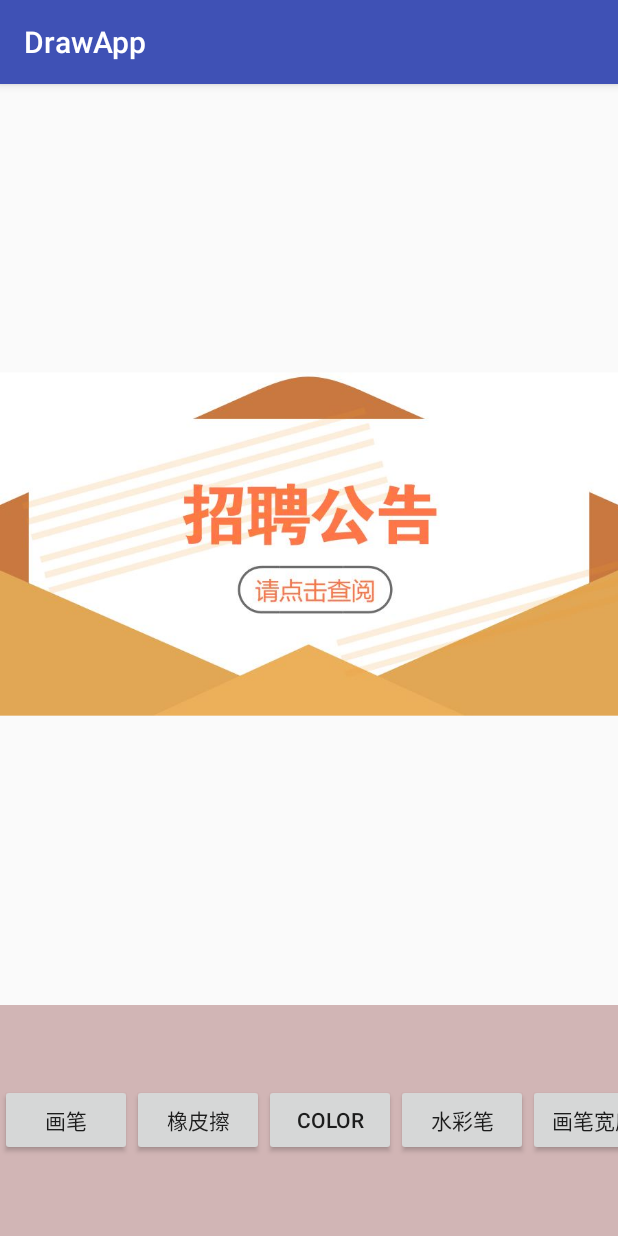
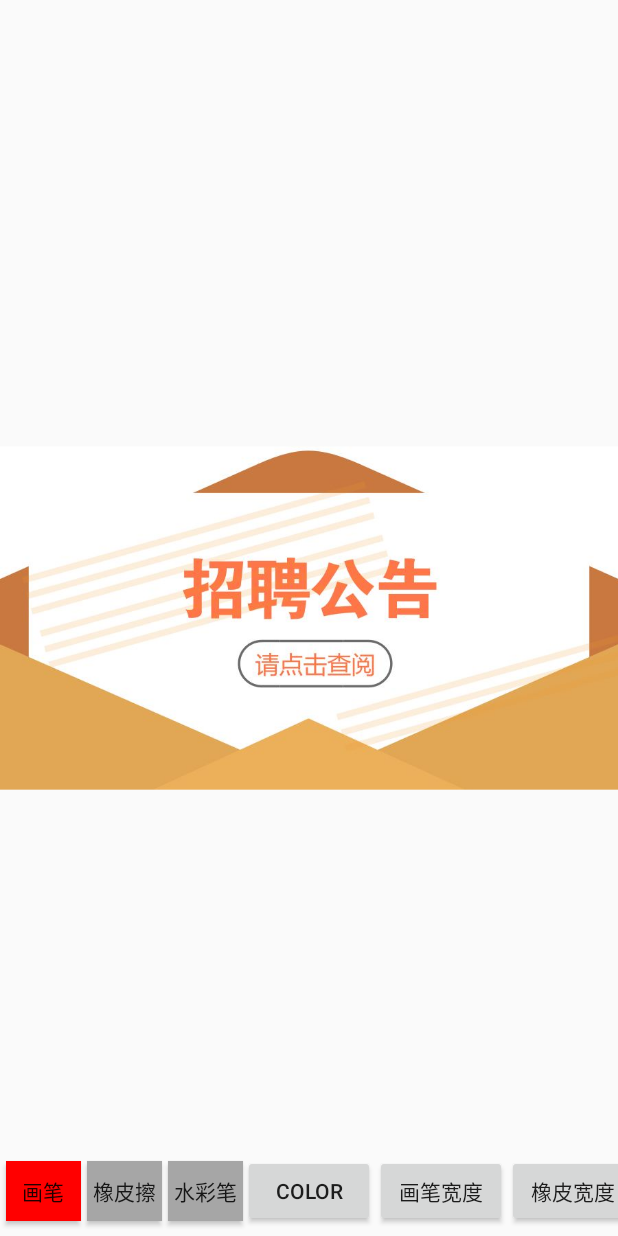
Before and after one commit to qlandroid/DrawVIew, an Android app: the screen it shows after launch (Main2Activity), after a tap on "画笔", on a phone screen of 412 x 824 dp. Run offline under Robolectric (Android 15) with nearby library versions, the phone set to English and light mode, and no system bars.

```diff
--- a/app/src/main/AndroidManifest.xml
+++ b/app/src/main/AndroidManifest.xml
@@ -11,12 +11,11 @@
         android:icon="@mipmap/ic_launcher"
         android:label="@string/app_name"
         android:supportsRtl="true"
-        android:theme="@style/AppTheme">
+        android:theme="@style/Theme.AppCompat.Light.NoActionBar">
         <activity android:name=".MainActivity">
 
         </activity>
         <activity android:name=".Main2Activity"
-
             android:configChanges="orientation|keyboardHidden|screenSize">
             <intent-filter>
                 <action android:name="android.intent.action.MAIN" />
--- a/app/src/main/java/com/example/mrqiu/drawapp/Main2Activity.java
+++ b/app/src/main/java/com/example/mrqiu/drawapp/Main2Activity.java
@@ -9,12 +9,14 @@ import android.content.Intent;
 import android.content.pm.PackageManager;
 import android.database.Cursor;
 import android.graphics.Bitmap;
+import android.graphics.Color;
 import android.net.Uri;
 import android.os.Build;
 import android.os.Environment;
 import android.provider.DocumentsContract;
 import android.provider.MediaStore;
 import android.support.annotation.NonNull;
+import android.support.annotation.RequiresApi;
 import android.support.v4.app.ActivityCompat;
 import android.support.v4.content.ContextCompat;
 import android.support.v7.app.AppCompatActivity;
@@ -31,7 +33,11 @@ import com.example.mrqiu.drawapp.widget.ZoomDrawView;
 public class Main2Activity extends AppCompatActivity {
     private static final int MODE_PEN = 0x1;
     private static final int MODE_COLOR_PEN = 0x12;
+    private static final int MODE_ERASER = 0x123;
     private static final int CHOOSE_PHOTO = 0x132;
+
+    private static final int SELECT_COLOR = Color.RED;
+    private static  int NORMAL_COLOR;
 
     private ZoomDrawView zdv;
     private FragmentManager mFragmentManager;
@@ -46,6 +52,7 @@ public class Main2Activity extends AppCompatActivity {
     private int blue;
 
     private int mMode;
+    private int type;
 
 
     @Override
@@ -56,16 +63,22 @@ public class Main2Activity extends AppCompatActivity {
         zdv = (ZoomDrawView) findViewById(R.id.zdv);
         mFragmentManager = getFragmentManager();
 
+        NORMAL_COLOR = getResources().getColor(R.color.colorGray);
+
         mFunctionFrame = FunctionFrame.newInstance(new OnFunctionClickListener() {
             @Override
             public void clickPen() {
                 mMode = MODE_PEN;
+                type =MODE_PEN;
+                updateBtnColor();
                 zdv.setPenColor(255, red, green, blue);
                 zdv.setMode(ZoomDrawView.MODE_PEN);
             }
 
             @Override
             public void clickEraser() {
+                type = MODE_ERASER;
+                updateBtnColor();
                 zdv.setMode(ZoomDrawView.MODE_ERASER);
             }
 
@@ -77,6 +90,8 @@ public class Main2Activity extends AppCompatActivity {
             @Override
             public void clickColorPen() {
                 mMode = MODE_COLOR_PEN;
+                type = MODE_COLOR_PEN;
+                updateBtnColor();
                 zdv.setMode(ZoomDrawView.MODE_PEN);
                 zdv.setPenColor(125, red, green, blue);
 
@@ -98,16 +113,16 @@ public class Main2Activity extends AppCompatActivity {
                 Bitmap bitmap = zdv.outBitmap();
                 String savePath = PhotoUtil.saveToLocal(bitmap);
                 Toast.makeText(Main2Activity.this, savePath, Toast.LENGTH_SHORT).show();
-                sendBroadcast(new Intent(Intent.ACTION_MEDIA_SCANNER_SCAN_FILE,Uri.parse("file://"+savePath)));
+                sendBroadcast(new Intent(Intent.ACTION_MEDIA_SCANNER_SCAN_FILE, Uri.parse("file://" + savePath)));
 
 
             }
 
             @Override
             public void clickSrcImage() {
-                if(ContextCompat.checkSelfPermission(Main2Activity.this, Manifest.permission.WRITE_EXTERNAL_STORAGE)!= PackageManager.PERMISSION_GRANTED){
-                    ActivityCompat.requestPermissions(Main2Activity.this,new String[]{Manifest.permission.WRITE_EXTERNAL_STORAGE},1);
-                }else {
+                if (ContextCompat.checkSelfPermission(Main2Activity.this, Manifest.permission.WRITE_EXTERNAL_STORAGE) != PackageManager.PERMISSION_GRANTED) {
+                    ActivityCompat.requestPermissions(Main2Activity.this, new String[]{Manifest.permission.WRITE_EXTERNAL_STORAGE}, 1);
+                } else {
                     openAlbum();
                 }
 
@@ -251,4 +266,22 @@ public class Main2Activity extends AppCompatActivity {
     }
 
 
+    private void updateBtnColor() {
+        if (type == MODE_COLOR_PEN) {
+            mFunctionFrame.setBtnColorPen(SELECT_COLOR);
+            mFunctionFrame.setBtnEraser(NORMAL_COLOR);
+            mFunctionFrame.setBtnPen(NORMAL_COLOR);
+
+        } else if (type == MODE_PEN) {
+            mFunctionFrame.setBtnColorPen(NORMAL_COLOR);
+            mFunctionFrame.setBtnEraser(NORMAL_COLOR);
+            mFunctionFrame.setBtnPen(SELECT_COLOR);
+        } else if (type == MODE_ERASER) {
+            mFunctionFrame.setBtnColorPen(NORMAL_COLOR);
+            mFunctionFrame.setBtnEraser(SELECT_COLOR);
+            mFunctionFrame.setBtnPen(NORMAL_COLOR);
+        }
+    }
+
+
 }
--- a/app/src/main/java/com/example/mrqiu/drawapp/frame/FunctionFrame.java
+++ b/app/src/main/java/com/example/mrqiu/drawapp/frame/FunctionFrame.java
@@ -1,9 +1,12 @@
 package com.example.mrqiu.drawapp.frame;
 
+import android.annotation.TargetApi;
 import android.app.Fragment;
+import android.os.Build;
 import android.os.Bundle;
 import android.service.carrier.CarrierService;
 import android.support.annotation.Nullable;
+import android.support.annotation.RequiresApi;
 import android.view.LayoutInflater;
 import android.view.View;
 import android.view.ViewGroup;
@@ -21,7 +24,7 @@ public class FunctionFrame extends Fragment {
     private OnFunctionClickListener mOnFunctionClickListener;
 
     private Button btnPen, btnEraser, btnColor, btnColorPen,
-            btnSave,btnPenWidth, btnEraserWidth,btnSrcImage;
+            btnSave, btnPenWidth, btnEraserWidth, btnSrcImage;
 
 
     public static FunctionFrame newInstance(OnFunctionClickListener l) {
@@ -67,6 +70,7 @@ public class FunctionFrame extends Fragment {
         btnPenWidth.setOnClickListener(listener);
         btnPen.setOnClickListener(listener);
 
+
     }
 
     private View.OnClickListener listener = new View.OnClickListener() {
@@ -100,4 +104,17 @@ public class FunctionFrame extends Fragment {
             }
         }
     };
+
+    public void setBtnColorPen(int color) {
+        btnColorPen.setBackgroundColor(color);
+    }
+
+    public void setBtnPen(int color) {
+        btnPen.setBackgroundColor(color);
+
+    }
+
+    public void setBtnEraser(int color) {
+        btnEraser.setBackgroundColor(color);
+    }
 }
--- a/app/src/main/res/layout/activity_main2.xml
+++ b/app/src/main/res/layout/activity_main2.xml
@@ -1,5 +1,5 @@
 <?xml version="1.0" encoding="utf-8"?>
-<LinearLayout xmlns:android="http://schemas.android.com/apk/res/android"
+<FrameLayout xmlns:android="http://schemas.android.com/apk/res/android"
     xmlns:tools="http://schemas.android.com/tools"
     android:id="@+id/activity_main2"
     android:layout_width="match_parent"
@@ -10,17 +10,17 @@
 
     <com.example.mrqiu.drawapp.widget.ZoomDrawView
         android:id="@+id/zdv"
-        android:layout_weight="8"
         android:layout_width="match_parent"
-        android:layout_height="0dp" />
+        android:layout_height="match_parent" />
 
 
-   <FrameLayout
+    <FrameLayout
+        android:layout_gravity="bottom"
        android:id="@+id/fl_content"
        android:layout_width="match_parent"
-       android:layout_height="0dp"
-       android:layout_weight="2">
+       android:layout_height="60dp"
+       >
 
    </FrameLayout>
 
-</LinearLayout>
+</FrameLayout>
--- a/app/src/main/res/layout/frame_fanction.xml
+++ b/app/src/main/res/layout/frame_fanction.xml
@@ -2,7 +2,6 @@
 <HorizontalScrollView xmlns:android="http://schemas.android.com/apk/res/android"
     android:layout_width="match_parent"
     android:layout_height="match_parent"
-    android:background="#d1b5b5"
     android:orientation="horizontal">
 
     <LinearLayout
@@ -12,18 +11,28 @@
 
 
         <Button
+            android:layout_width="50dp"
+            android:layout_height="40dp"
+            android:layout_marginLeft="4dp"
+            android:background="@color/colorRed"
             android:id="@+id/btn_pen"
-            android:layout_width="0dp"
-            android:layout_height="wrap_content"
-            android:layout_weight="1"
             android:text="画笔" />
 
         <Button
+            android:layout_width="50dp"
+            android:layout_height="40dp"
+            android:layout_marginLeft="4dp"
+            android:background="@color/colorGray"
             android:id="@+id/btn_eraser"
-            android:layout_width="0dp"
-            android:layout_height="wrap_content"
-            android:layout_weight="1"
             android:text="橡皮擦" />
+
+        <Button
+            android:background="@color/colorGray"
+            android:id="@+id/btn_colorPen"
+            android:layout_width="50dp"
+            android:layout_height="40dp"
+            android:layout_marginLeft="4dp"
+            android:text="水彩笔" />
 
         <Button
             android:id="@+id/btn_color"
@@ -32,12 +41,7 @@
             android:layout_weight="1"
             android:text="color" />
 
-        <Button
-            android:id="@+id/btn_colorPen"
-            android:layout_width="0dp"
-            android:layout_height="wrap_content"
-            android:layout_weight="1"
-            android:text="水彩笔" />
+
 
         <Button
             android:id="@+id/btn_penWidth"
--- a/app/src/main/res/layout/frame_pen_color.xml
+++ b/app/src/main/res/layout/frame_pen_color.xml
@@ -1,7 +1,6 @@
 <?xml version="1.0" encoding="utf-8"?>
 <LinearLayout xmlns:android="http://schemas.android.com/apk/res/android"
     android:orientation="horizontal" android:layout_width="match_parent"
-    android:background="#da9c9c"
     android:layout_height="match_parent">
 
 
--- a/app/src/main/res/values/colors.xml
+++ b/app/src/main/res/values/colors.xml
@@ -3,4 +3,7 @@
     <color name="colorPrimary">#3F51B5</color>
     <color name="colorPrimaryDark">#303F9F</color>
     <color name="colorAccent">#FF4081</color>
+
+    <color name="colorGray">#a6a6a6</color>
+    <color name="colorRed">#ff0000</color>
 </resources>
```
Also changed, not shown: app/src/main/java/com/example/mrqiu/drawapp/widget/DrawSurfaceView.java (+132 -20 lines), app/src/main/java/com/example/mrqiu/drawapp/widget/ZoomDrawView.java (+32 -14 lines), 1 other file.
